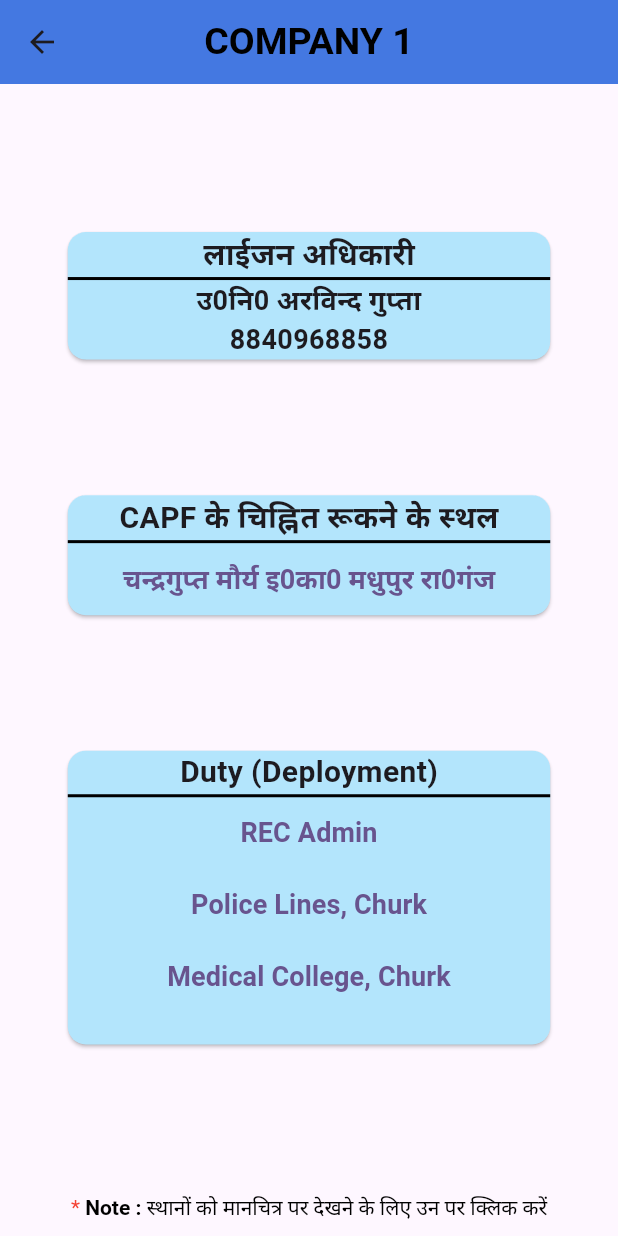
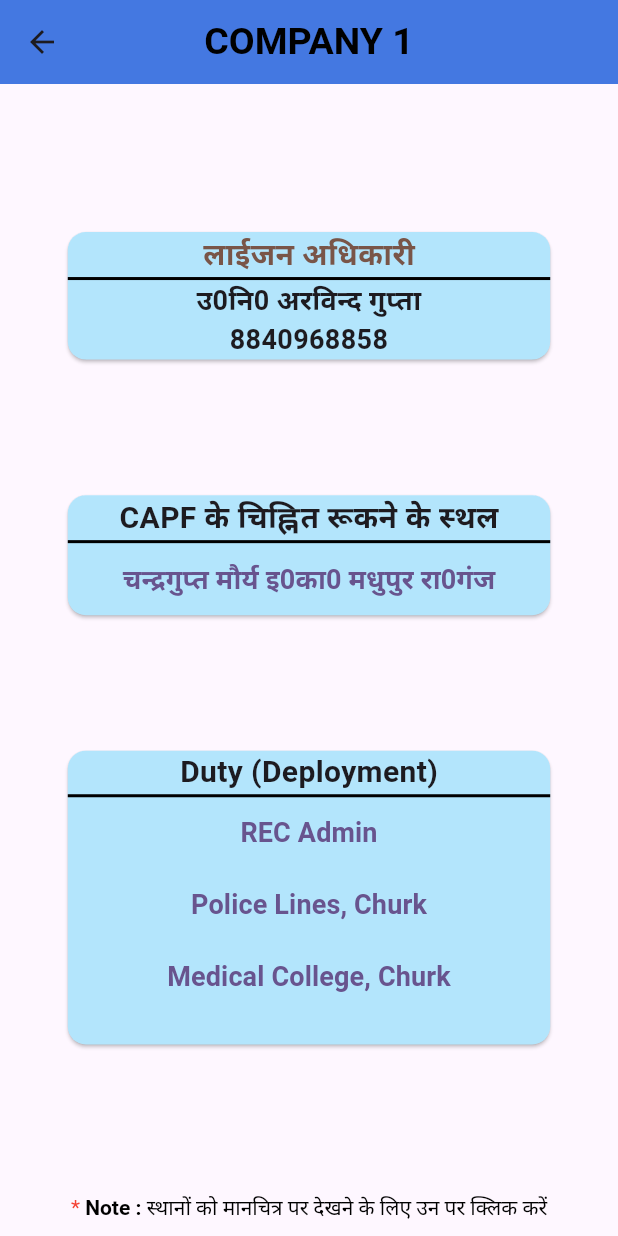
Before and after one commit to mridul-1226/police_election, a Flutter app: the screen it shows after launch, after a tap on an icon or button, on a phone screen of 412 x 824 dp. Run offline on Flutter 3.47's test engine with Material 3 defaults, Android fonts, the phone set to English and light mode, and no system bars; missing offline and left inert: maps_launcher.

Commit message:
third commit

```diff
--- a/lib/pages/company.dart
+++ b/lib/pages/company.dart
@@ -43,7 +43,10 @@ class _CompanyState extends State<Company> {
                 children: [
                   const Text(
                     'लाईजन अधिकारी',
-                    style: TextStyle(fontSize: 20, fontWeight: FontWeight.w700),
+                    style: TextStyle(
+                        fontSize: 20,
+                        fontWeight: FontWeight.w700,
+                        color: Colors.brown),
                   ),
                   Container(
                     height: 2,
@@ -54,7 +57,9 @@ class _CompanyState extends State<Company> {
                       Text(
                         info.stay[widget.n]['name']!,
                         style: const TextStyle(
-                            fontSize: 18, fontWeight: FontWeight.w700),
+                          fontSize: 18,
+                          fontWeight: FontWeight.w700,
+                        ),
                         textAlign: TextAlign.center,
                       ),
                       Text(
```
